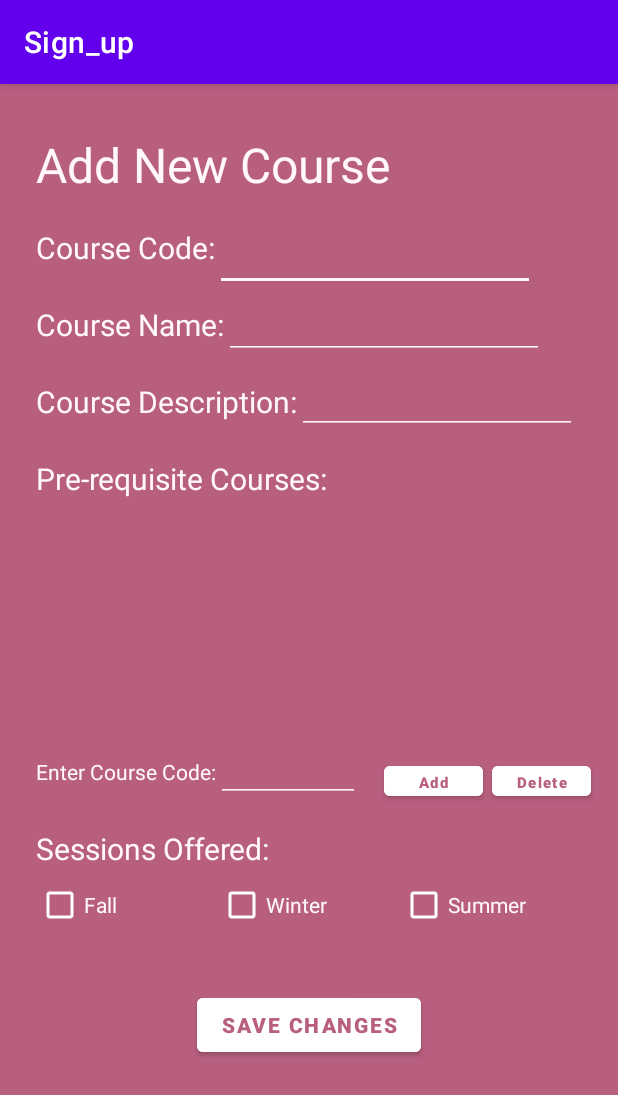
After one commit to JANERUBBISHTOEAT/CSCB07-Project-TUT5-Group1, an Android app: the AdminAdd_Activity screen opened directly, with no data from a screen before it, on a phone screen of 412 x 824 dp. The commit adds this screen. Shown: the top 1095 px of the screen. Run offline under Robolectric (Android 15) with nearby library versions, the phone set to English and light mode, and no system bars; our stand-ins replace Firebase (no records; nobody signed in at launch, a user with empty details on screens opened directly).

Commit message:
Updated functions for admin
added add new course, modified edit course

```diff
--- a/TimeLiner/app/src/main/res/layout/adm_page.xml
+++ b/TimeLiner/app/src/main/res/layout/adm_page.xml
@@ -35,6 +35,7 @@
         app:layout_constraintTop_toBottomOf="@+id/all_course_title" />
 
     <Button
+        android:id="@+id/admin_add_button"
         android:layout_width="wrap_content"
         android:layout_height="wrap_content"
         android:background="#00FFFFFF"
--- /dev/null
+++ b/TimeLiner/app/src/main/res/layout/admin_add_page.xml
@@ -0,0 +1,232 @@
+<?xml version="1.0" encoding="utf-8"?>
+<androidx.constraintlayout.widget.ConstraintLayout xmlns:android="http://schemas.android.com/apk/res/android"
+    xmlns:app="http://schemas.android.com/apk/res-auto"
+    xmlns:tools="http://schemas.android.com/tools"
+    android:layout_width="match_parent"
+    android:layout_height="match_parent"
+    android:background="@color/pink"
+    tools:context=".AdminAdd_Activity">
+
+
+    <TextView
+        android:id="@+id/textView10"
+        android:layout_width="wrap_content"
+        android:layout_height="wrap_content"
+        android:layout_marginStart="24dp"
+        android:layout_marginTop="32dp"
+        android:text="Add New Course"
+        android:textColor="#FFF7FA"
+        android:textSize="32sp"
+        app:layout_constraintStart_toStartOf="parent"
+        app:layout_constraintTop_toTopOf="parent" />
+
+    <TextView
+        android:id="@+id/textView11"
+        android:layout_width="wrap_content"
+        android:layout_height="wrap_content"
+        android:layout_marginStart="24dp"
+        android:layout_marginTop="20dp"
+        android:text="Course Code:"
+        android:textColor="#FFF7FA"
+        android:textSize="20sp"
+        app:layout_constraintStart_toStartOf="parent"
+        app:layout_constraintTop_toBottomOf="@+id/textView10" />
+
+    <EditText
+        android:id="@+id/new_code_text"
+        android:layout_width="wrap_content"
+        android:layout_height="wrap_content"
+        android:ems="10"
+        android:inputType="textPersonName"
+        android:backgroundTint="#FFF7FA"
+        android:textColor="@color/white"
+        app:layout_constraintBottom_toBottomOf="@+id/textView11"
+        app:layout_constraintStart_toEndOf="@+id/textView11"
+        app:layout_constraintTop_toTopOf="@+id/textView11"
+        app:layout_constraintVertical_bias="0.166"/>
+
+    <TextView
+        android:id="@+id/textView12"
+        android:layout_width="wrap_content"
+        android:layout_height="wrap_content"
+        android:layout_marginStart="24dp"
+        android:layout_marginTop="24dp"
+        android:text="Course Name:"
+        android:textColor="#FFF7FA"
+        android:textSize="20sp"
+        app:layout_constraintStart_toStartOf="parent"
+        app:layout_constraintTop_toBottomOf="@+id/textView11" />
+
+    <EditText
+        android:id="@+id/new_name_text"
+        android:layout_width="wrap_content"
+        android:layout_height="wrap_content"
+        android:ems="10"
+        android:textColor="@color/white"
+        android:inputType="textPersonName"
+        android:backgroundTint="#FFF7FA"
+        app:layout_constraintBottom_toBottomOf="@+id/textView12"
+        app:layout_constraintStart_toEndOf="@+id/textView12"
+        app:layout_constraintTop_toTopOf="@+id/textView12" />
+
+    <TextView
+        android:id="@+id/textView13"
+        android:layout_width="wrap_content"
+        android:layout_height="wrap_content"
+        android:layout_marginStart="24dp"
+        android:layout_marginTop="24dp"
+        android:text="Course Description:"
+        android:textColor="#FFF7FA"
+        android:textSize="20sp"
+        app:layout_constraintStart_toStartOf="parent"
+        app:layout_constraintTop_toBottomOf="@+id/textView12" />
+
+    <EditText
+        android:id="@+id/new_descript_text"
+        android:layout_width="wrap_content"
+        android:layout_height="wrap_content"
+        android:ems="10"
+        android:inputType="textPersonName"
+        android:textSize="16sp"
+        android:backgroundTint="#FFF7FA"
+        android:textColor="@color/white"
+        app:layout_constraintBottom_toBottomOf="@+id/textView13"
+        app:layout_constraintStart_toEndOf="@+id/textView13"
+        app:layout_constraintTop_toTopOf="@+id/textView13" />
+
+    <TextView
+        android:id="@+id/textView14"
+        android:layout_width="wrap_content"
+        android:layout_height="wrap_content"
+        android:layout_marginStart="24dp"
+        android:layout_marginTop="24dp"
+        android:text="Pre-requisite Courses:"
+        android:textColor="#FFF7FA"
+        android:textSize="20sp"
+        app:layout_constraintStart_toStartOf="parent"
+        app:layout_constraintTop_toBottomOf="@+id/textView13" />
+
+    <ListView
+        android:id="@+id/new_pre_course_list"
+        android:layout_width="345dp"
+        android:layout_height="161dp"
+        app:layout_constraintEnd_toEndOf="parent"
+        app:layout_constraintStart_toStartOf="parent"
+        app:layout_constraintTop_toBottomOf="@+id/textView14" />
+
+    <TextView
+        android:id="@+id/textView15"
+        android:layout_width="wrap_content"
+        android:layout_height="wrap_content"
+        android:layout_marginStart="24dp"
+        android:layout_marginTop="172dp"
+        android:text="Enter Course Code:"
+        android:textColor="#FFF7FA"
+        app:layout_constraintStart_toStartOf="parent"
+        app:layout_constraintTop_toBottomOf="@+id/textView14" />
+
+    <EditText
+        android:id="@+id/new_pre_text"
+        android:layout_width="wrap_content"
+        android:layout_height="wrap_content"
+        android:ems="6"
+        android:inputType="textPersonName"
+        android:textSize="14sp"
+        android:backgroundTint="#FFF7FA"
+        android:textColor="@color/white"
+        app:layout_constraintBottom_toBottomOf="@+id/textView15"
+        app:layout_constraintStart_toEndOf="@+id/textView15"
+        app:layout_constraintTop_toTopOf="@+id/textView15" />
+
+    <Button
+        android:id="@+id/new_add_button"
+        android:layout_width="66dp"
+        android:layout_height="32dp"
+        android:layout_marginStart="16dp"
+        android:text="Add"
+        android:backgroundTint="@color/white"
+        android:fontFamily="sans-serif-black"
+        android:textColor="@color/pink"
+        android:textAllCaps="false"
+        android:textSize="10sp"
+        app:layout_constraintStart_toEndOf="@+id/new_pre_text"
+        app:layout_constraintTop_toTopOf="@+id/textView15" />
+
+    <Button
+        android:id="@+id/new_delete_button"
+        android:layout_width="66dp"
+        android:layout_height="32dp"
+        android:layout_marginStart="4dp"
+        android:text="Delete"
+        android:textAllCaps="false"
+        android:backgroundTint="@color/white"
+        android:fontFamily="sans-serif-black"
+        android:textColor="@color/pink"
+        android:textSize="10sp"
+        app:layout_constraintEnd_toEndOf="parent"
+        app:layout_constraintHorizontal_bias="0.111"
+        app:layout_constraintStart_toEndOf="@+id/new_add_button"
+        app:layout_constraintTop_toTopOf="@+id/new_add_button" />
+
+    <TextView
+        android:id="@+id/textView16"
+        android:layout_width="wrap_content"
+        android:layout_height="wrap_content"
+        android:layout_marginStart="24dp"
+        android:layout_marginTop="28dp"
+        android:text="Sessions Offered:"
+        android:textColor="#FFF7FA"
+        android:textSize="20sp"
+        app:layout_constraintStart_toStartOf="parent"
+        app:layout_constraintTop_toBottomOf="@+id/textView15" />
+
+    <CheckBox
+        android:id="@+id/new_fall_check"
+        android:layout_width="0dp"
+        android:layout_height="wrap_content"
+        android:layout_marginStart="24dp"
+        android:checked="false"
+        android:text="Fall"
+        android:textColor="#FFF7FA"
+        android:buttonTint="@color/white"
+        app:layout_constraintEnd_toStartOf="@+id/new_winter_check"
+        app:layout_constraintStart_toStartOf="parent"
+        app:layout_constraintTop_toBottomOf="@+id/textView16" />
+
+    <CheckBox
+        android:id="@+id/new_winter_check"
+        android:layout_width="0dp"
+        android:layout_height="wrap_content"
+        android:text="Winter"
+        android:textColor="#FFF7FA"
+        android:buttonTint="@color/white"
+        app:layout_constraintEnd_toStartOf="@+id/new_summer_check"
+        app:layout_constraintStart_toEndOf="@+id/new_fall_check"
+        app:layout_constraintTop_toBottomOf="@+id/textView16" />
+
+    <CheckBox
+        android:id="@+id/new_summer_check"
+        android:layout_width="0dp"
+        android:layout_height="wrap_content"
+        android:layout_marginEnd="24dp"
+        android:text="Summer"
+        android:textColor="#FFF7FA"
+        android:buttonTint="@color/white"
+        app:layout_constraintEnd_toEndOf="parent"
+        app:layout_constraintStart_toEndOf="@+id/new_winter_check"
+        app:layout_constraintTop_toBottomOf="@+id/textView16" />
+
+    <Button
+        android:id="@+id/new_save_button"
+        android:layout_width="wrap_content"
+        android:layout_height="wrap_content"
+        android:layout_marginTop="32dp"
+        android:backgroundTint="@color/white"
+        android:fontFamily="sans-serif-black"
+        android:text="Save Changes"
+        android:textColor="@color/pink"
+        app:layout_constraintEnd_toEndOf="parent"
+        app:layout_constraintStart_toStartOf="parent"
+        app:layout_constraintTop_toBottomOf="@+id/new_winter_check" />
+
+</androidx.constraintlayout.widget.ConstraintLayout>
```
Also changed, not shown: TimeLiner/app/src/main/AndroidManifest.xml (+7 -0 lines), TimeLiner/app/src/main/java/com/example/sign_up/AdminAdd_Activity.java (added, +168 -0 lines), TimeLiner/app/src/main/java/com/example/sign_up/AdminEdit_Activity.java (+25 -10 lines), TimeLiner/app/src/main/java/com/example/sign_up/AdminHome_Activity.java (+9 -0 lines).
